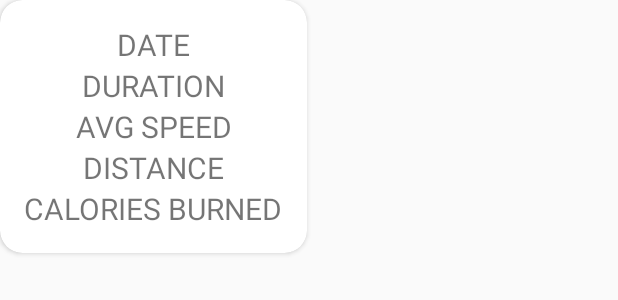
After one commit to hieudevsoft/RunningAppWithHilt, an Android app: the layout marker_view.xml on its own in the app's theme, with its tools: preview values and no code run, on a phone screen of 412 x 824 dp. The commit adds this screen. Shown: the top 300 px of the screen. Run offline under Robolectric (Android 15) with nearby library versions, the phone set to English and light mode, and no system bars.

Commit message:
done app

```diff
--- a/app/src/main/java/com/devapp/runningapp/di/AppModules.kt
+++ b/app/src/main/java/com/devapp/runningapp/di/AppModules.kt
@@ -2,9 +2,11 @@ package com.devapp.runningapp.di
 
 import android.content.Context
 import android.content.Context.MODE_PRIVATE
+import android.content.SharedPreferences
 import com.devapp.runningapp.db.RunDao
 import com.devapp.runningapp.db.RunDatabase
 import com.devapp.runningapp.util.Constant
+import com.devapp.runningapp.util.Constant.KEY_WEIGHT
 import dagger.Module
 import dagger.Provides
 import dagger.hilt.InstallIn
@@ -29,6 +31,8 @@ object AppModules {
     }
 
     @Provides
-    fun providePreferenceApp(@ApplicationContext context:Context) = context.getSharedPreferences(Constant.PREFERENCE_NAME,MODE_PRIVATE)
+    fun providePreferenceApp(@ApplicationContext context:Context): SharedPreferences = context.getSharedPreferences(Constant.PREFERENCE_NAME,MODE_PRIVATE)
 
+    @Provides
+    fun provideWeight(sharedPref: SharedPreferences) = sharedPref.getInt(KEY_WEIGHT, 80)
 }
--- a/app/src/main/java/com/devapp/runningapp/ui/MainActivity.kt
+++ b/app/src/main/java/com/devapp/runningapp/ui/MainActivity.kt
@@ -32,14 +32,14 @@ class MainActivity : AppCompatActivity() {
         navigateToTrackingFragmentIfNeeded(intent)
         navHostFragment = supportFragmentManager.findFragmentById(R.id.navHostFragment) as NavHostFragment
         binding.bottomNavigationView.setupWithNavController(navHostFragment.navController)
+        binding.bottomNavigationView.setOnItemReselectedListener {}
         navHostFragment.findNavController().addOnDestinationChangedListener { _, destination, _ ->
             when(destination.id){
                 R.id.settingsFragment,R.id.runFragment,R.id.statisticsFragment->binding.bottomNavigationView.visibility = View.VISIBLE
                 else->binding.bottomNavigationView.visibility = View.GONE
             }
         }
-        val isTheFirstTime = preferences.getBoolean(Constant.KEY_IS_FIRST_TIME,true)
-        if(!isTheFirstTime) navHostFragment.findNavController().navigate(R.id.action_main_to_runFragment)
+
     }
 
     override fun onNewIntent(intent: Intent?) {
--- a/app/src/main/java/com/devapp/runningapp/ui/fragments/RunFragment.kt
+++ b/app/src/main/java/com/devapp/runningapp/ui/fragments/RunFragment.kt
@@ -32,8 +32,6 @@ import javax.inject.Named
 
 @AndroidEntryPoint
 class RunFragment : Fragment(R.layout.fragment_run),EasyPermissions.PermissionCallbacks {
-
-
     private val mainViewModels:MainViewModels by viewModels()
     private var _binding: FragmentRunBinding?=null
     private val binding get() = _binding!!
@@ -45,8 +43,6 @@ class RunFragment : Fragment(R.layout.fragment_run),EasyPermissions.PermissionCa
         container: ViewGroup?,
         savedInstanceState: Bundle?
     ): View? {
-        Timber.d(value1.toInt().toString())
-        Timber.d(value2.toInt().toString())
         _binding = FragmentRunBinding.inflate(inflater, container, false)
         return binding.root!!
     }
--- a/app/src/main/res/layout/fragment_statistics.xml
+++ b/app/src/main/res/layout/fragment_statistics.xml
@@ -109,8 +109,8 @@
             android:orientation="vertical"
             app:layout_constraintGuide_percent="0.5" />
 
-        <com.github.mikephil.charting.charts.LineChart
-            android:id="@+id/lineChart"
+        <com.github.mikephil.charting.charts.BarChart
+            android:id="@+id/barChat"
             android:layout_width="match_parent"
             android:layout_height="0dp"
             app:layout_constraintBottom_toBottomOf="parent"
--- /dev/null
+++ b/app/src/main/res/layout/marker_view.xml
@@ -0,0 +1,71 @@
+<?xml version="1.0" encoding="utf-8"?>
+<layout xmlns:android="http://schemas.android.com/apk/res/android"
+    xmlns:app="http://schemas.android.com/apk/res-auto">
+
+    <data>
+
+        <variable
+            name="run"
+            type="com.devapp.runningapp.db.Run" />
+    </data>
+
+    <androidx.cardview.widget.CardView
+        android:layout_width="wrap_content"
+        android:layout_height="wrap_content"
+        app:cardCornerRadius="15dp">
+
+        <LinearLayout
+            android:layout_width="match_parent"
+            android:layout_height="match_parent"
+            android:orientation="vertical"
+            android:padding="16dp">
+
+            <TextView
+                formatDate="@{run.timeStamp}"
+                android:id="@+id/tvDate"
+                android:layout_width="match_parent"
+                android:layout_height="wrap_content"
+                android:text="DATE"
+                android:textSize="20sp"
+                android:gravity="center" />
+
+            <TextView
+                formatTime="@{run.timeInRun}"
+                android:id="@+id/tvDuration"
+                android:layout_width="match_parent"
+                android:layout_height="wrap_content"
+                android:text="DURATION"
+                android:textSize="20sp"
+                android:gravity="center" />
+
+            <TextView
+                android:id="@+id/tvAvgSpeed"
+                formatAvgSpeed="@{run.avgSpeedInKMH}"
+                android:layout_width="match_parent"
+                android:layout_height="wrap_content"
+                android:text="AVG SPEED"
+                android:textSize="20sp"
+                android:gravity="center" />
+
+            <TextView
+                formatDistance="@{run.distanceInMeters}"
+                android:id="@+id/tvDistance"
+                android:layout_width="match_parent"
+                android:layout_height="wrap_content"
+                android:text="DISTANCE"
+                android:textSize="20sp"
+                android:gravity="center" />
+
+            <TextView
+                formatCalories="@{run.caloriesBurned}"
+                android:id="@+id/tvCaloriesBurned"
+                android:layout_width="match_parent"
+                android:layout_height="wrap_content"
+                android:text="CALORIES BURNED"
+                android:textSize="20sp"
+                android:gravity="center" />
+
+        </LinearLayout>
+
+    </androidx.cardview.widget.CardView>
+</layout>
--- a/app/src/main/res/navigation/nav_graph.xml
+++ b/app/src/main/res/navigation/nav_graph.xml
@@ -4,11 +4,6 @@
     android:id="@+id/nav_graph.xml"
     app:startDestination="@id/setupFragment">
 
-    <action android:id="@+id/action_main_to_runFragment"
-        app:destination="@id/runFragment"
-        app:enterAnim="@android:anim/slide_in_left"
-        app:exitAnim="@android:anim/slide_out_right"
-        app:launchSingleTop="true"/>
 
     <action android:id="@+id/action_notification_to_trackingFragment"
             app:destination="@id/trackingFragment"
--- a/app/src/main/res/values/colors.xml
+++ b/app/src/main/res/values/colors.xml
@@ -11,5 +11,5 @@
     <color name="mainColor_200">#ff8b26</color>
     <color name="colorBgSettings">#31749b</color>
     <color name="md_blue_800">#1396E3</color>
-    <color name="md_blue_700">#b5e5ff</color>
+    <color name="md_blue_700">#1F70D6</color>
 </resources>
```
Also changed, not shown: app/src/main/java/com/devapp/runningapp/ui/fragments/CancelTrackingDialog.kt (added, +32 -0 lines), app/src/main/java/com/devapp/runningapp/ui/fragments/CustomMarkerView.kt (added, +53 -0 lines), app/src/main/java/com/devapp/runningapp/ui/fragments/SettingsFragment.kt (+8 -5 lines), app/src/main/java/com/devapp/runningapp/ui/fragments/SetupFragment.kt (+16 -1 lines), app/src/main/java/com/devapp/runningapp/ui/fragments/StatisticsFragment.kt (+75 -0 lines), app/src/main/java/com/devapp/runningapp/ui/fragments/TrackingFragment.kt (+24 -19 lines), app/src/main/java/com/devapp/runningapp/ui/viewmodels/StatisticsViewModel.kt (+10 -1 lines).
